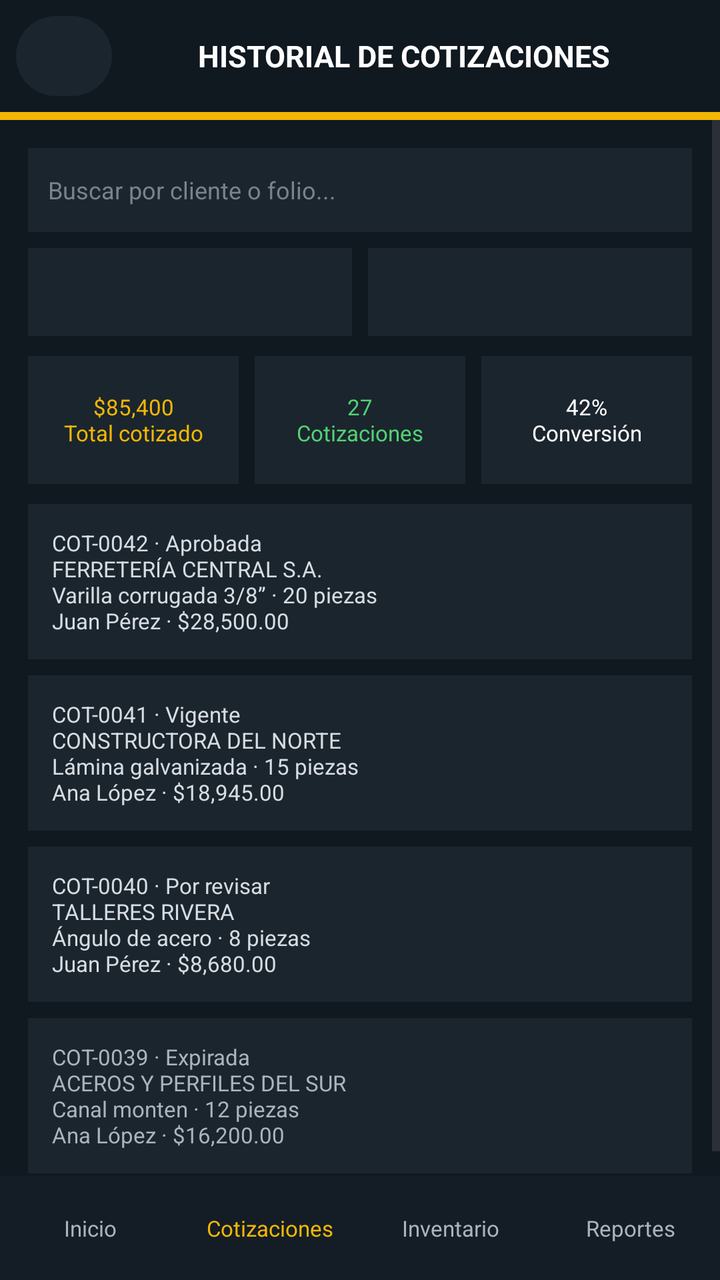
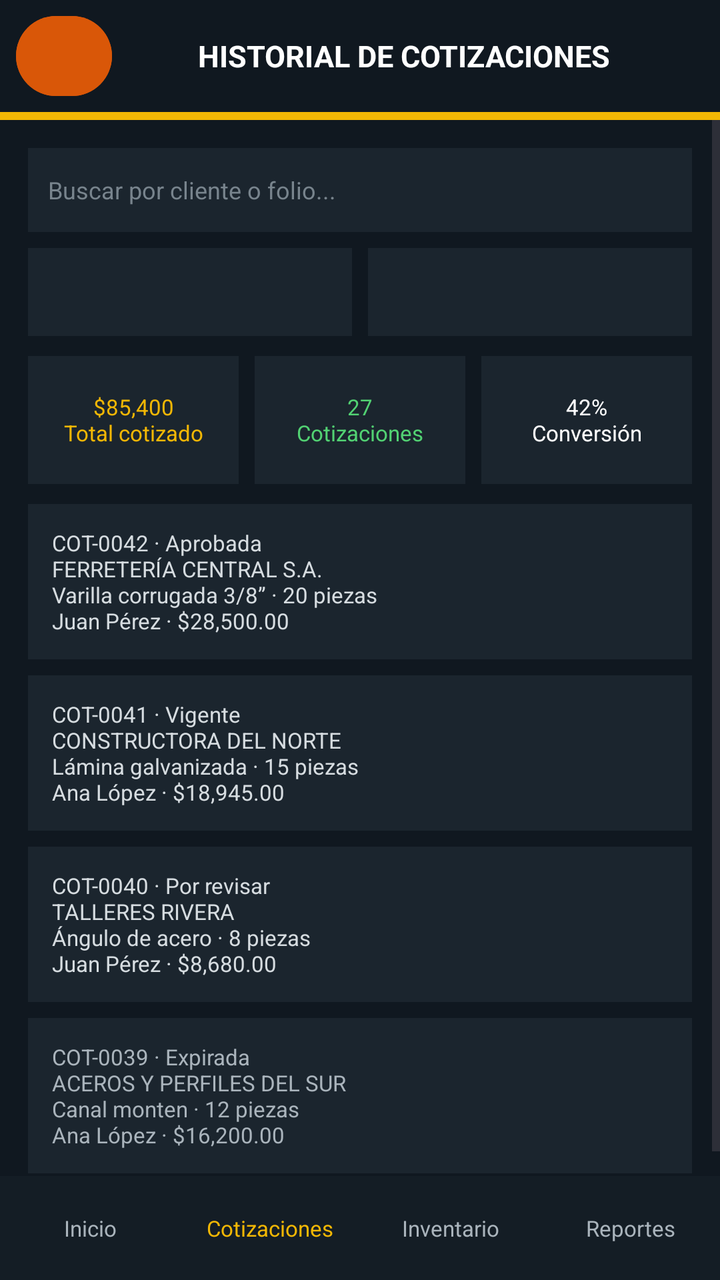

Before-and-after screenshots of an Android layout around one commit, followed by the original layout XML and the change that was made.
<!-- AndroidManifest.xml: application theme Theme.Aceroswecorp -->
<!-- res/layout/activity_historial_cotizaciones.xml -->
<?xml version="1.0" encoding="utf-8"?>
<LinearLayout xmlns:android="http://schemas.android.com/apk/res/android"
    android:id="@+id/screen_root"
    android:layout_width="match_parent"
    android:layout_height="match_parent"
    android:background="#101820"
    android:orientation="vertical">

    <LinearLayout
        android:layout_width="match_parent"
        android:layout_height="56dp"
        android:gravity="center_vertical"
        android:orientation="horizontal"
        android:paddingStart="8dp"
        android:paddingEnd="12dp">

        <Button
            android:id="@+id/screen_back"
            android:layout_width="48dp"
            android:layout_height="48dp"
            android:backgroundTint="#1B252E"
            android:contentDescription="@string/back"
            android:text="@string/back_arrow"
            android:textColor="#FFFFFF"
            android:textSize="24sp" />

        <TextView
            android:layout_width="0dp"
            android:layout_height="wrap_content"
            android:layout_weight="1"
            android:gravity="center"
            android:text="HISTORIAL DE COTIZACIONES"
            android:textColor="#FFFFFF"
            android:textSize="15sp"
            android:textStyle="bold" />
    </LinearLayout>

    <TextView android:layout_width="match_parent" android:layout_height="4dp" android:background="#F2B705" />

    <ScrollView
        android:layout_width="match_parent"
        android:layout_height="0dp"
        android:layout_weight="1">

        <LinearLayout
            android:layout_width="match_parent"
            android:layout_height="wrap_content"
            android:orientation="vertical"
            android:padding="14dp">

            <EditText android:layout_width="match_parent" android:layout_height="42dp" android:background="#1B252E" android:hint="Buscar por cliente o folio..." android:padding="10dp" android:textColor="#FFFFFF" android:textColorHint="#78848D" android:textSize="12sp" />
            <LinearLayout android:layout_width="match_parent" android:layout_height="44dp" android:layout_marginTop="8dp" android:orientation="horizontal">
                <Spinner android:layout_width="0dp" android:layout_height="match_parent" android:layout_marginEnd="4dp" android:layout_weight="1" android:background="#1B252E" android:prompt="@string/all_salespeople" />
                <Spinner android:layout_width="0dp" android:layout_height="match_parent" android:layout_marginStart="4dp" android:layout_weight="1" android:background="#1B252E" android:prompt="@string/last_30_days" />
            </LinearLayout>

            <LinearLayout android:layout_width="match_parent" android:layout_height="64dp" android:layout_marginTop="10dp" android:orientation="horizontal">
                <TextView android:layout_width="0dp" android:layout_height="match_parent" android:layout_marginEnd="4dp" android:layout_weight="1" android:background="#1B252E" android:gravity="center" android:text="$85,400&#10;Total cotizado" android:textColor="#F2B705" android:textSize="11sp" />
                <TextView android:layout_width="0dp" android:layout_height="match_parent" android:layout_marginStart="4dp" android:layout_marginEnd="4dp" android:layout_weight="1" android:background="#1B252E" android:gravity="center" android:text="27&#10;Cotizaciones" android:textColor="#52D273" android:textSize="11sp" />
                <TextView android:layout_width="0dp" android:layout_height="match_parent" android:layout_marginStart="4dp" android:layout_weight="1" android:background="#1B252E" android:gravity="center" android:text="42%&#10;Conversión" android:textColor="#FFFFFF" android:textSize="11sp" />
            </LinearLayout>

            <TextView android:layout_width="match_parent" android:layout_height="wrap_content" android:layout_marginTop="10dp" android:background="#1B252E" android:padding="12dp" android:text="COT-0042 · Aprobada&#10;FERRETERÍA CENTRAL S.A.&#10;Varilla corrugada 3/8” · 20 piezas&#10;Juan Pérez · $28,500.00" android:textColor="#D6DCE0" android:textSize="11sp" />
            <TextView android:layout_width="match_parent" android:layout_height="wrap_content" android:layout_marginTop="8dp" android:background="#1B252E" android:padding="12dp" android:text="COT-0041 · Vigente&#10;CONSTRUCTORA DEL NORTE&#10;Lámina galvanizada · 15 piezas&#10;Ana López · $18,945.00" android:textColor="#D6DCE0" android:textSize="11sp" />
            <TextView android:layout_width="match_parent" android:layout_height="wrap_content" android:layout_marginTop="8dp" android:background="#1B252E" android:padding="12dp" android:text="COT-0040 · Por revisar&#10;TALLERES RIVERA&#10;Ángulo de acero · 8 piezas&#10;Juan Pérez · $8,680.00" android:textColor="#D6DCE0" android:textSize="11sp" />
            <TextView android:layout_width="match_parent" android:layout_height="wrap_content" android:layout_marginTop="8dp" android:background="#1B252E" android:padding="12dp" android:text="COT-0039 · Expirada&#10;ACEROS Y PERFILES DEL SUR&#10;Canal monten · 12 piezas&#10;Ana López · $16,200.00" android:textColor="#AAB4BC" android:textSize="11sp" />
        </LinearLayout>
    </ScrollView>

    <LinearLayout android:layout_width="match_parent" android:layout_height="52dp" android:background="#141D25" android:gravity="center" android:orientation="horizontal">
        <TextView android:id="@+id/nav_inicio" android:layout_width="0dp" android:layout_height="match_parent" android:layout_weight="1" android:gravity="center" android:text="Inicio" android:textColor="#AAB4BC" android:textSize="11sp" />
        <TextView android:id="@+id/nav_cotizaciones" android:layout_width="0dp" android:layout_height="match_parent" android:layout_weight="1" android:gravity="center" android:text="Cotizaciones" android:textColor="#F2B705" android:textSize="11sp" />
        <TextView android:id="@+id/nav_inventario" android:layout_width="0dp" android:layout_height="match_parent" android:layout_weight="1" android:gravity="center" android:text="Inventario" android:textColor="#AAB4BC" android:textSize="11sp" />
        <TextView android:id="@+id/nav_reportes" android:layout_width="0dp" android:layout_height="match_parent" android:layout_weight="1" android:gravity="center" android:text="Reportes" android:textColor="#AAB4BC" android:textSize="11sp" />
    </LinearLayout>
</LinearLayout>
<!-- resources referenced by this layout -->
<resources>
  <string name="all_salespeople">Todos los vendedores</string>
  <string name="back">Volver</string>
  <string name="back_arrow">‹</string>
  <string name="last_30_days">Últimos 30 días</string>
  <style name="Theme.Aceroswecorp" parent="Base.Theme.Aceroswecorp" />
  <style name="Base.Theme.Aceroswecorp" parent="Theme.Material3.DayNight.NoActionBar">
          
          
      </style>
</resources>

<!-- the commit's change to res/layout/activity_historial_cotizaciones.xml (unified diff, before → after) -->
@@ -18,7 +18,7 @@
             android:id="@+id/screen_back"
             android:layout_width="48dp"
             android:layout_height="48dp"
-            android:backgroundTint="#1B252E"
+            android:backgroundTint="#D95708"
             android:contentDescription="@string/back"
             android:text="@string/back_arrow"
             android:textColor="#FFFFFF"
